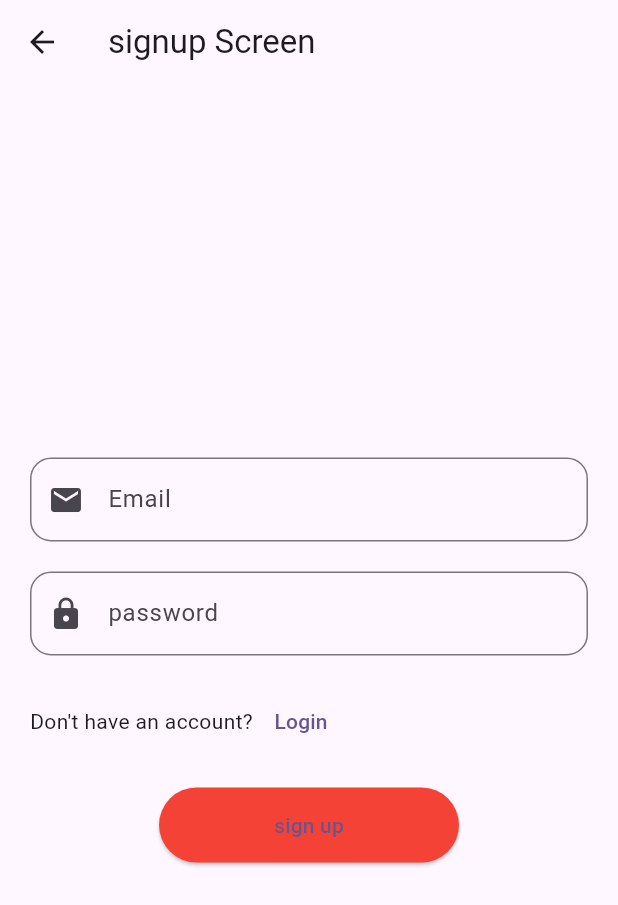
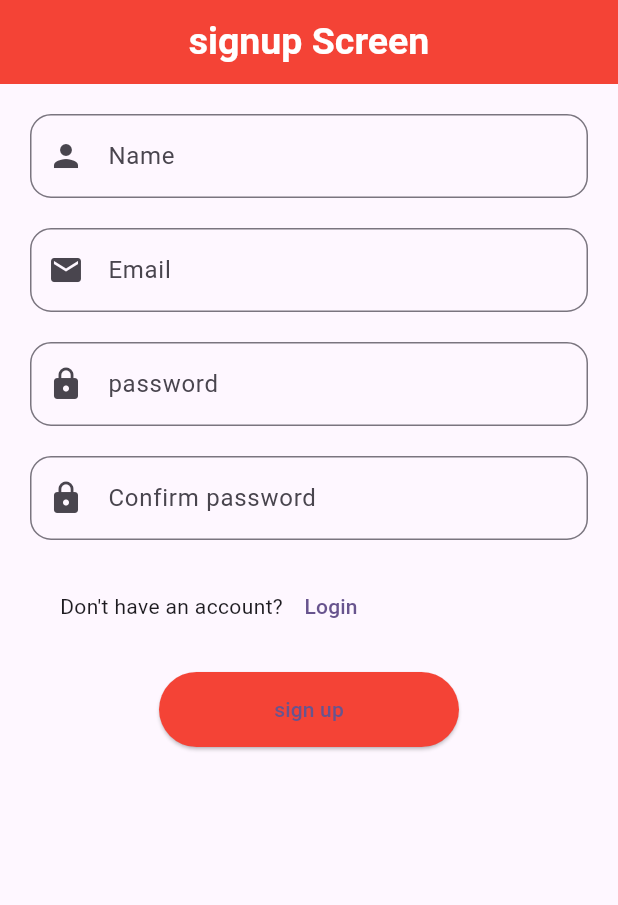
Before and after one commit to Qariziaullahkhan/Mawakay-Tasks-for-Login-and-signup-, a Flutter app: the screen it shows after launch, after a tap on "Register", on a phone screen of 412 x 824 dp. Shown: the top 905 px of the screen. Run offline on Flutter 3.47's test engine with Material 3 defaults, Android fonts, the phone set to English and light mode, and no system bars; our stand-ins replace fluttertoast, gap.

Commit message:
we add the textformfield

```diff
--- a/lib/auth/login_screen.dart
+++ b/lib/auth/login_screen.dart
@@ -18,11 +18,17 @@ class _LoginScreenState extends State<LoginScreen> {
   final passwordcontroller = TextEditingController();
   @override
   Widget build(BuildContext context) {
+        print("build");
+
     final authProvider =Provider.of<AuthProvider>(context);
-    print("build");
     return Scaffold(
       appBar: AppBar(
-        title: Text("Login Screen"),
+         centerTitle: true,
+        backgroundColor: Colors.red,
+
+
+        title:const Text("Login Screen",
+        style: TextStyle(fontSize: 25,fontWeight: FontWeight.bold,color: Colors.white),),
 
       ),
       body: Form(
@@ -48,10 +54,17 @@ class _LoginScreenState extends State<LoginScreen> {
                   if(value == null || value.isEmpty){
                     return "Enter a valid Email";
                   }
+                    bool emailValid =
+               RegExp(r"^[a-zA-Z0-9.a-zA-Z0-9.!#$%&'*+-/=?^_`{|}~]+@[a-zA-Z0-9]+\.[a-zA-Z]+")
+                    .hasMatch(value);
+                   if(!emailValid){
+                    return "invalid Email address.try again";
+                   }
                   return null;
                 },
 
               ),
+
                         const Gap(20),
 
                TextFormField(
@@ -97,13 +110,16 @@ class _LoginScreenState extends State<LoginScreen> {
              ),
                 onPressed: ()async{
                 if(_formkey.currentState!.validate()){
- await authProvider.login(emailcontroller.text.trim(), passwordcontroller.text.trim());
+                  await authProvider.login(emailcontroller.text.trim(), passwordcontroller.text.trim());
                 Navigator.of(context).push(MaterialPageRoute(builder: (context){
                   return const SignupScreen();
                 }));
                 }
 
-              }, child: Text("Login")),
+              },
+              child: Text("Login"),
+              ),
+
             ],
           ),
         ),
--- a/lib/auth/signup_screen.dart
+++ b/lib/auth/signup_screen.dart
@@ -1,4 +1,5 @@
 import 'package:flutter/material.dart';
+import 'package:fluttertoast/fluttertoast.dart';
 import 'package:gap/gap.dart';
 import 'package:mawakay_task_textformfield/Home_screen.dart';
 import 'package:mawakay_task_textformfield/provider/auth_provider.dart';
@@ -13,23 +14,50 @@ class SignupScreen extends StatefulWidget {
 
 class _SignupScreenState extends State<SignupScreen> {
   var _formkey = GlobalKey<FormState>();
+  final namecontroller = TextEditingController();
   final emailcontroller = TextEditingController();
   final passwordcontroller = TextEditingController();
+  final confirmpasswordcontroller = TextEditingController();
   @override
   Widget build(BuildContext context) {
     final authProvider = Provider.of<AuthProvider>(context);
     return Scaffold(
       appBar: AppBar(
-        title: Text("signup Screen"),
+        centerTitle: true,
+        backgroundColor: Colors.red,
+        automaticallyImplyLeading: false,
+        title:const  Text("signup Screen",
+        style: TextStyle(fontSize: 25,fontWeight: FontWeight.bold,color: Colors.white),),
 
       ),
-      body: Form(
+      body: SingleChildScrollView(
+        child: Form(
           key: _formkey,
           child: Padding(
             padding: const EdgeInsets.all(20.0),
             child: Column(
               mainAxisAlignment: MainAxisAlignment.center,
               children: [
+                   TextFormField(
+                  controller: namecontroller,
+                  decoration: InputDecoration(
+                    hintText: "Name",
+                    labelText: "Name",
+                    prefixIcon: Icon(Icons.person),
+                    border: OutlineInputBorder(
+                      borderRadius: BorderRadius.circular(14)
+                    )
+                  ),
+
+                validator: (value) {
+                  if(value == null || value.isEmpty){
+                    return "Please a provide Name";
+                  }
+                  return null;
+                },
+
+                ),
+                const Gap(20),
                 TextFormField(
                   controller: emailcontroller,
                   decoration: InputDecoration(
@@ -44,6 +72,14 @@ class _SignupScreenState extends State<SignupScreen> {
                 validator: (value) {
                   if(value == null || value.isEmpty){
                     return "Please a provide Email";
+
+
+                  }
+                   bool emailValid =
+               RegExp(r"^[a-zA-Z0-9.a-zA-Z0-9.!#$%&'*+-/=?^_`{|}~]+@[a-zA-Z0-9]+\.[a-zA-Z]+")
+                    .hasMatch(value);
+                   if(!emailValid){
+                    return "invalid Email address.try again";
                    }
                   return null;
                 },
@@ -63,13 +99,34 @@ class _SignupScreenState extends State<SignupScreen> {
 
                   validator: (value) {
                   if(value!.length >8||value.isEmpty){
-                  return "Please Password does not match";
+                    return "Please provide Password at least 8 characters";
                   }
                   return null;
                 },
                 ),
                  const Gap(20),
-                        Row(
+                 TextFormField(
+                  controller: confirmpasswordcontroller,
+                  decoration: InputDecoration(
+                    hintText: "Confirm password",
+                    labelText: "Confirm password",
+                    prefixIcon: Icon(Icons.lock),
+                    border: OutlineInputBorder(
+                      borderRadius: BorderRadius.circular(14)
+                    )
+                  ),
+
+                  validator: (value) {
+                  if(value!.length >8||value.isEmpty){
+                    return "Please provie Password does not match";
+                  }
+                  return null;
+                },
+                ),
+                          const Gap(20),
+                          Padding(
+                            padding: const EdgeInsets.only(left: 20),
+                            child: Row(
                               children: [
                                 Text("Don't have an account?"),
                                 TextButton(onPressed: (){
@@ -77,6 +134,7 @@ class _SignupScreenState extends State<SignupScreen> {
                                 }, child: Text("Login"))
 
                               ],
+                            ),
                           ),
                           const Gap(20),
 
@@ -91,10 +149,25 @@ class _SignupScreenState extends State<SignupScreen> {
 
                  ),
                   onPressed: ()async{
+                    //  String Name = namecontroller.text.trim();
+                    //  String Email = emailcontroller.text.trim();
+                    //  String Password = passwordcontroller.text.trim();
+                    //  String confirmpassword = confirmpasswordcontroller.text.trim();
+
+
 
                     if(_formkey.currentState!.validate()){
-                     await authProvider.signip(emailcontroller.text.trim(), passwordcontroller.text.trim());
-
+                       await authProvider.signip(emailcontroller.text.trim(),
+                       passwordcontroller.text.trim(),
+                       namecontroller.text.trim(),
+                       confirmpasswordcontroller.text.trim(),
+                       );
+            // if(Name.isEmpty || Email.isEmpty || Password.isEmpty || confirmpassword.isEmpty){
+            //   Fluttertoast.showToast(msg: "Please fill all the fields");
+            // }
+            // if(Password!= confirmpassword){
+            //   Fluttertoast.showToast(msg: "Please password does not match");
+            // }
               Navigator.of(context).push(MaterialPageRoute(builder: (context){
                     return const HomeScreen();
                   }));
@@ -105,6 +178,7 @@ class _SignupScreenState extends State<SignupScreen> {
             ),
           ),
         ),
+      ),
     );
   }
 }
--- a/lib/main.dart
+++ b/lib/main.dart
@@ -18,7 +18,7 @@ class MyApp extends StatelessWidget {
     return ChangeNotifierProvider(
       create: (context) => AuthProvider(),
       child: MaterialApp(
-
+        debugShowCheckedModeBanner: false,
         title: 'Flutter Demo',
         theme: ThemeData(
 
--- a/lib/provider/auth_provider.dart
+++ b/lib/provider/auth_provider.dart
@@ -7,7 +7,7 @@ class AuthProvider extends ChangeNotifier{
     _isAuthenticated = true;
     notifyListeners();
   }
-  Future<void>signip(String email, String password)async{
+  Future<void>signip(String email, String password,String name, String confirmpassword)async{
     _isAuthenticated = true;
     notifyListeners();
   }
--- a/pubspec.yaml
+++ b/pubspec.yaml
@@ -37,6 +37,8 @@ dependencies:
   cupertino_icons: ^1.0.6
   gap: ^3.0.1
   provider: ^6.1.2
+  fluttertoast: ^8.2.4
+
 
 dev_dependencies:
   flutter_test:
```
Also changed, not shown: pubspec.lock. Lines whose indentation alone changed are shown as unchanged.
